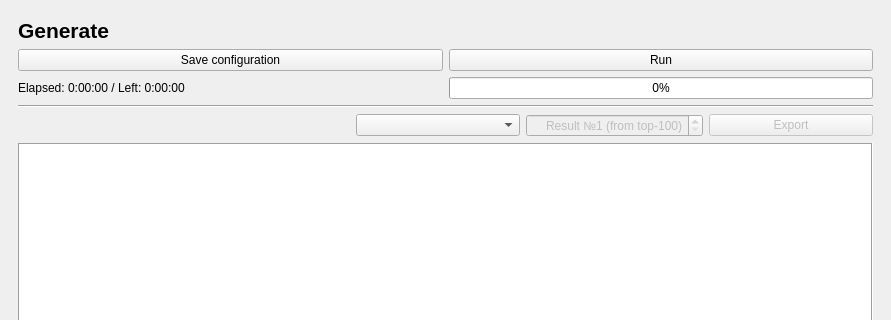
First picture: the form in mainwindow.ui, repository Firyst/GeneticTimetables, before the edit; both pictures show x 0 to 891 and y 0 to 320 of the 891 by 583 pixel window.
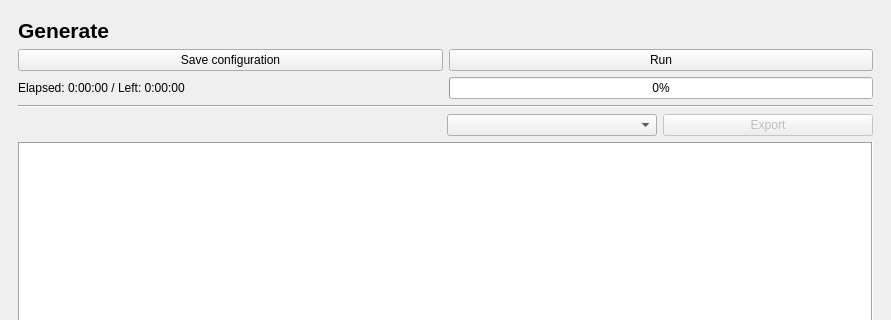
Second picture: the form after the edit. The open tabs and pages were chosen to show the change.

Diff of the .ui file:
```diff
--- a/mainwindow.ui
+++ b/mainwindow.ui
@@ -249,7 +249,7 @@
            </widget>
           </item>
           <item>
-           <layout class="QHBoxLayout" name="horizontalLayout_4" stretch="2,1,1,1">
+           <layout class="QHBoxLayout" name="horizontalLayout_4" stretch="2,1,1">
             <property name="spacing">
              <number>6</number>
             </property>
@@ -275,34 +275,6 @@
             <item>
              <widget class="QComboBox" name="groupSelector"/>
             </item>
-            <item>
-             <widget class="QSpinBox" name="resultSelector">
-              <property name="enabled">
-               <bool>false</bool>
-              </property>
-              <property name="alignment">
-               <set>Qt::AlignRight|Qt::AlignTrailing|Qt::AlignVCenter</set>
-              </property>
-              <property name="buttonSymbols">
-               <enum>QAbstractSpinBox::UpDownArrows</enum>
-              </property>
-              <property name="correctionMode">
-               <enum>QAbstractSpinBox::CorrectToNearestValue</enum>
-              </property>
-              <property name="suffix">
-               <string> (from top-100)</string>
-              </property>
-              <property name="prefix">
-               <string>Result №</string>
-              </property>
-              <property name="minimum">
-               <number>1</number>
-              </property>
-              <property name="maximum">
-               <number>100</number>
-              </property>
-             </widget>
-            </item>
             <item>
              <widget class="QPushButton" name="exportButton">
               <property name="enabled">
```
Left out of the diff: 6 changed lines with no effect on the pictures.
